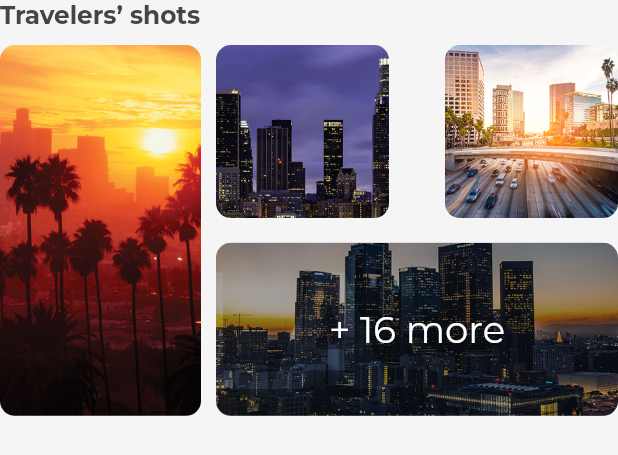
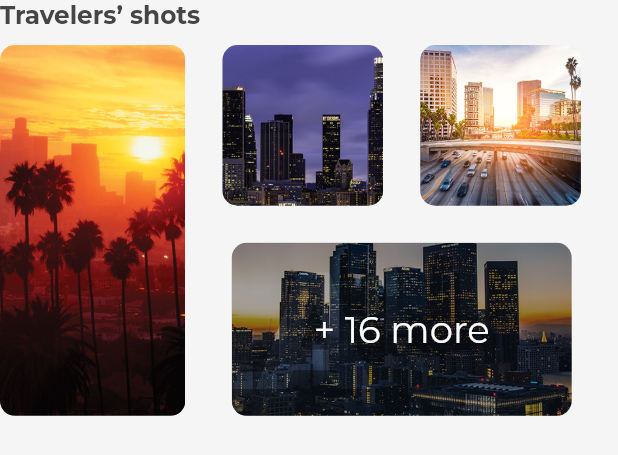
Before and after one commit to MehrdadHosseinNejad74/Travel-App, a Flutter app: the Shots widget shown alone on an empty page, opened directly, on a phone screen of 412 x 824 dp. Shown: the top 455 px of the screen. Run offline on Flutter 3.47's test engine with Material 2 defaults, Android fonts, the phone set to English and light mode, and no system bars; our stand-ins replace flutter_svg, google_fonts.

Commit message:
Some change in size of shots.dart

```diff
--- a/lib/screen/detail_screen/component/shots.dart
+++ b/lib/screen/detail_screen/component/shots.dart
@@ -13,43 +13,38 @@ class Shots extends StatelessWidget {
     return Column(
       crossAxisAlignment: CrossAxisAlignment.start,
       children: [
-        SectionTitle(value: 'Travelers’ shots',),
+        SectionTitle(
+          value: 'Travelers’ shots',
+        ),
         SizedBox(
           height: kDefaultPadding / 2,
         ),
         Row(
-          mainAxisAlignment: MainAxisAlignment.spaceBetween,
-          crossAxisAlignment: CrossAxisAlignment.start,
           children: [
-            Expanded(
-              flex: 1,
-              child: Container(
+            Container(
               height: size.height * 0.3,
               width: size.width * 0.3,
               decoration: BoxDecoration(
                   image: DecorationImage(
                       fit: BoxFit.cover,
-                        image:
-                            AssetImage("assets/images/travelershots/los.png")),
+                      image: AssetImage("assets/images/travelershots/los.png")),
                   borderRadius: BorderRadius.circular(10)),
             ),
-            ),
-            SizedBox(
-              width: kDefaultPadding / 2,
-            ),
             Expanded(
-              flex: 2,
               child: Container(
                 height: size.height * 0.3,
                 child: Column(
                   mainAxisAlignment: MainAxisAlignment.spaceBetween,
                   children: [
                     Row(
-                      mainAxisAlignment: MainAxisAlignment.spaceBetween,
+                      mainAxisAlignment: MainAxisAlignment.spaceEvenly,
                       children: [
                         Container(
-                          height: size.width * 0.28,
-                          width: size.width * 0.28,
+                          width: size.width * 0.26,
+                          child: AspectRatio(
+                            aspectRatio: 1,
+                            child: Container(
+                              height: size.width * 0.26,
                               decoration: BoxDecoration(
                                   image: DecorationImage(
                                       fit: BoxFit.cover,
@@ -57,9 +52,13 @@ class Shots extends StatelessWidget {
                                           "assets/images/travelershots/san.png")),
                                   borderRadius: BorderRadius.circular(10)),
                             ),
+                          ),
+                        ),
                         Container(
-                          height: size.width * 0.28,
-                          width: size.width * 0.28,
+                          width: size.width * 0.26,
+                          child: AspectRatio(
+                            aspectRatio: 1,
+                            child: Container(
                               decoration: BoxDecoration(
                                   image: DecorationImage(
                                       fit: BoxFit.cover,
@@ -67,13 +66,17 @@ class Shots extends StatelessWidget {
                                           "assets/images/travelershots/sun.png")),
                                   borderRadius: BorderRadius.circular(10)),
                             ),
+                          ),
+                        ),
                       ],
                     ),
-                    Stack(
+                    Container(
+                      height: size.height * 0.14,
+                      width: size.width * 0.55,
+                      child: Stack(
                         alignment: Alignment.center,
                         children: [
                           Container(
-                          height: size.height * 0.14,
                             decoration: BoxDecoration(
                                 image: DecorationImage(
                                     fit: BoxFit.cover,
@@ -90,10 +93,10 @@ class Shots extends StatelessWidget {
                               child: Text(
                             "+ 16 more",
                             style: kDefaultTextStyle.copyWith(
-                              color: Colors.white,
-                              fontSize: size.width * 0.060),
+                                color: Colors.white, fontSize: size.width * 0.060),
                           ))
                         ],
+                      ),
                     ),
                   ],
                 ),
```
Lines whose indentation alone changed are shown as unchanged.
